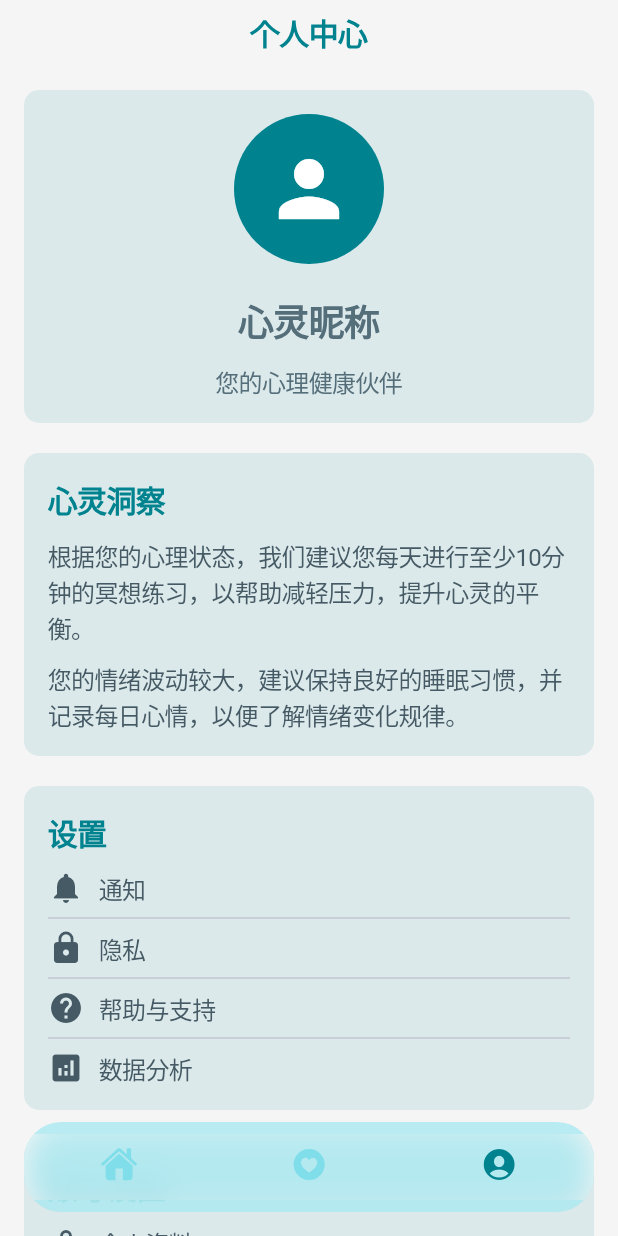
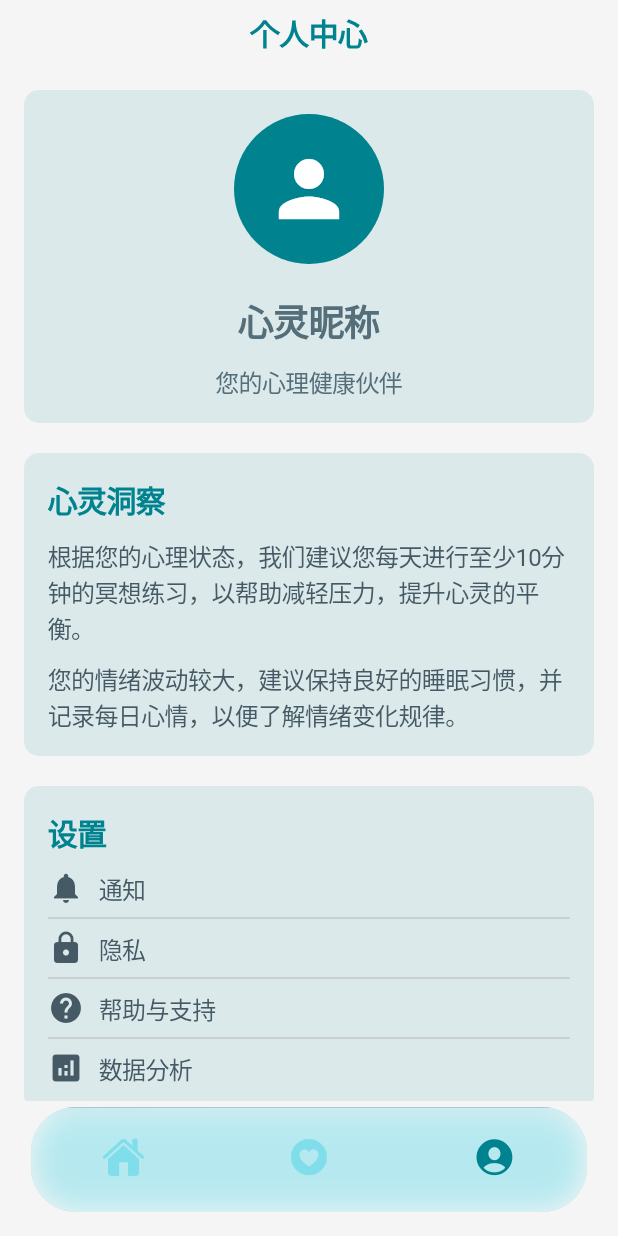
Before and after one commit to 12mimo/-, a Flutter app: the screen it shows after launch, item 3 of the bottom bar chosen, on a phone screen of 412 x 824 dp. Run offline on Flutter 3.47's test engine with Material 3 defaults, Android fonts, the phone set to English and light mode, and no system bars.

Commit message:
优化底部tabbar样式

```diff
--- a/lib/main.dart
+++ b/lib/main.dart
@@ -54,52 +54,46 @@ class CupertinoStoreHomePageState extends State<CupertinoStoreHomePage> {
       backgroundColor: isDarkMode ? const Color(0xFF263238) : const Color(0xFFE0F7FA),
       child: Stack(
         children: [
-          // 添加选中的页面
-          pages[_selectedIndex],
+          pages[_selectedIndex],  // 选中的页面
 
           Align(
             alignment: Alignment.bottomCenter,
             child: Padding(
-              padding: const EdgeInsets.only(bottom: 16.0, left: 16.0, right: 16.0,top: 16.0),
+              padding: const EdgeInsets.only(bottom: 16.0), // 增加底部 padding，使椭圆 TabBar 悬浮
               child: ClipRRect(
-                borderRadius: BorderRadius.circular(25.0),
+                borderRadius: BorderRadius.circular(30.0), // 使背景变为椭圆形
                 child: Container(
-                  height: 60.0, // 调整高度，使 TabBar 看起来更紧凑
+                  height: 70.0, // 设置容器高度
+                  width: MediaQuery.of(context).size.width * 0.9, // 设置宽度为屏幕的 90%
                   decoration: BoxDecoration(
                     color: isDarkMode ? const Color(0xFF37474F).withOpacity(0.9) : const Color(0xFFB2EBF2).withOpacity(0.9),
                     boxShadow: [
                       BoxShadow(
                         color: isDarkMode
                             ? CupertinoColors.black.withOpacity(0.3)
-                            : CupertinoColors.systemGrey.withOpacity(0.2),
+                            : CupertinoColors.systemGrey.withOpacity(0.3),
                         blurRadius: 15,
                         spreadRadius: 1,
-                        offset: const Offset(0, 10),
+                        offset: const Offset(0, 8),
                       ),
                     ],
                   ),
-                  child: Padding(
-                    padding: const EdgeInsets.symmetric(vertical: 8.0), // 设置上下 Padding，使内容居中
                   child: CupertinoTabBar(
-                      backgroundColor: CupertinoColors.transparent,
+                    backgroundColor: CupertinoColors.transparent, // 背景设置为透明
                     activeColor: isDarkMode ? const Color(0xFF80CBC4) : const Color(0xFF00838F),
                     inactiveColor: isDarkMode ? const Color(0xFFB0BEC5) : const Color(0xFF80DEEA),
-                      iconSize: 24.0,
+                    iconSize: 28.0, // 增大图标尺寸，提升可点击性
                     currentIndex: _selectedIndex,
                     onTap: _onTabTapped,
-                      border: null,
                     items: const [
                       BottomNavigationBarItem(
                         icon: Icon(CupertinoIcons.house_fill),
-                          // label: '主页',
                       ),
                       BottomNavigationBarItem(
                         icon: Icon(CupertinoIcons.heart_circle_fill),
-                          // label: '心灵顾问',
                       ),
                       BottomNavigationBarItem(
                         icon: Icon(CupertinoIcons.person_crop_circle_fill),
-                          // label: '个人中心',
                       ),
                     ],
                   ),
@@ -107,11 +101,8 @@ class CupertinoStoreHomePageState extends State<CupertinoStoreHomePage> {
               ),
             ),
           ),
-          ),
-
         ],
       ),
     );
-
   }
 }
--- a/lib/pages/consultant/index.dart
+++ b/lib/pages/consultant/index.dart
@@ -28,7 +28,7 @@ class VirtualConsultantPage extends StatelessWidget {
         backgroundColor: backgroundColor,
       ),
       child: Padding(
-        padding: const EdgeInsets.only(bottom: 65.0),
+        padding: const EdgeInsets.only(bottom: 90.0),
         child: SingleChildScrollView(
           padding: const EdgeInsets.all(16.0),
           child: Column(
--- a/lib/pages/index/index.dart
+++ b/lib/pages/index/index.dart
@@ -14,12 +14,14 @@ class _HomePageState extends State<HomePage> {
     final brightness = MediaQuery.of(context).platformBrightness;
     final isDarkMode = brightness == Brightness.dark;
     final primaryColor = isDarkMode ? Color(0xFF80CBC4) : Color(0xFF00838F);
-    final backgroundColor = isDarkMode ? const Color(0xFF37474F) : const Color(0xFFF5F5F5);
+    final backgroundColor =
+        isDarkMode ? const Color(0xFF37474F) : const Color(0xFFF5F5F5);
     final textColor = isDarkMode ? Color(0xFFCFD8DC) : Color(0xFF546E7A);
     final contentColor = isDarkMode ? Color(0xFFB0BEC5) : Color(0xFF455A64);
     final cardBackgroundColor = primaryColor.withOpacity(0.1);
 
     return CupertinoPageScaffold(
+      backgroundColor: backgroundColor,
       navigationBar: CupertinoNavigationBar(
         middle: Text(
           '心理健康助手',
@@ -32,10 +34,13 @@ class _HomePageState extends State<HomePage> {
         backgroundColor: backgroundColor,
       ),
       child: SafeArea(
+        child: Padding(
+          padding: const EdgeInsets.only(bottom: 90.0),
           child: Container(
             color: backgroundColor,
             child: ListView(
-            padding: const EdgeInsets.only(left: 16.0, right: 16.0, top: 16.0, bottom: 76.0),
+              padding: const EdgeInsets.only(
+                  left: 16.0, right: 16.0, top: 16.0, bottom: 16.0),
               children: [
                 _buildCard(
                   title: '今日心理提示',
@@ -54,12 +59,16 @@ class _HomePageState extends State<HomePage> {
                   contentColor: contentColor,
                 ),
                 const SizedBox(height: 20),
-              _buildMentalHealthKnowledgeSection(primaryColor, textColor, contentColor, primaryColor),
+                _buildMentalHealthKnowledgeSection(
+                    primaryColor, textColor, contentColor, primaryColor),
                 const SizedBox(height: 20),
-              _buildGratitudeJournalSection(primaryColor, textColor, contentColor, primaryColor),
+                _buildGratitudeJournalSection(
+                    primaryColor, textColor, contentColor, primaryColor),
                 const SizedBox(height: 20),
-              _buildPsychologicalTestsSection(primaryColor, textColor, contentColor, primaryColor),
+                _buildPsychologicalTestsSection(
+                    primaryColor, textColor, contentColor, primaryColor),
               ],
+            ),
           ),
         ),
       ),
@@ -103,7 +112,8 @@ class _HomePageState extends State<HomePage> {
   }
 
   // 心理知识部分
-  Widget _buildMentalHealthKnowledgeSection(Color primaryColor, Color titleColor, Color contentColor, Color titleBackgroundColor) {
+  Widget _buildMentalHealthKnowledgeSection(Color primaryColor,
+      Color titleColor, Color contentColor, Color titleBackgroundColor) {
     return Container(
       padding: const EdgeInsets.all(16.0),
       decoration: _buildBoxDecoration(primaryColor, opacity: 0.1),
@@ -132,7 +142,8 @@ class _HomePageState extends State<HomePage> {
   }
 
   // 感恩日记部分
-  Widget _buildGratitudeJournalSection(Color primaryColor, Color titleColor, Color contentColor, Color titleBackgroundColor) {
+  Widget _buildGratitudeJournalSection(Color primaryColor, Color titleColor,
+      Color contentColor, Color titleBackgroundColor) {
     return Container(
       padding: const EdgeInsets.all(16.0),
       decoration: _buildBoxDecoration(primaryColor, opacity: 0.1),
@@ -161,7 +172,8 @@ class _HomePageState extends State<HomePage> {
   }
 
   // 心理测试模块
-  Widget _buildPsychologicalTestsSection(Color primaryColor, Color titleColor, Color contentColor, Color titleBackgroundColor) {
+  Widget _buildPsychologicalTestsSection(Color primaryColor, Color titleColor,
+      Color contentColor, Color titleBackgroundColor) {
     return Container(
       padding: const EdgeInsets.all(16.0),
       decoration: _buildBoxDecoration(primaryColor, opacity: 0.1),
--- a/lib/pages/personal/profile.dart
+++ b/lib/pages/personal/profile.dart
@@ -10,10 +10,14 @@ class ProfilePage extends StatelessWidget {
   Widget build(BuildContext context) {
     final brightness = MediaQuery.of(context).platformBrightness;
     final isDarkMode = brightness == Brightness.dark;
-    final primaryColor = isDarkMode ? const Color(0xFF80CBC4) : const Color(0xFF00838F);
-    final backgroundColor = isDarkMode ? const Color(0xFF37474F) : const Color(0xFFF5F5F5);
-    final textColor = isDarkMode ? const Color(0xFFCFD8DC) : const Color(0xFF546E7A);
-    final contentColor = isDarkMode ? const Color(0xFFB0BEC5) : const Color(0xFF455A64);
+    final primaryColor =
+        isDarkMode ? const Color(0xFF80CBC4) : const Color(0xFF00838F);
+    final backgroundColor =
+        isDarkMode ? const Color(0xFF37474F) : const Color(0xFFF5F5F5);
+    final textColor =
+        isDarkMode ? const Color(0xFFCFD8DC) : const Color(0xFF546E7A);
+    final contentColor =
+        isDarkMode ? const Color(0xFFB0BEC5) : const Color(0xFF455A64);
     final cardBackgroundColor = primaryColor.withOpacity(0.1);
 
     return CupertinoPageScaffold(
@@ -29,22 +33,28 @@ class ProfilePage extends StatelessWidget {
         ),
         backgroundColor: backgroundColor,
       ),
+      child: Padding(
+        padding: const EdgeInsets.only(bottom: 90.0),
         child: ListView(
           padding: const EdgeInsets.all(16),
           children: [
-          _buildFullWidthSection(_buildProfileHeaderSection(primaryColor, textColor, cardBackgroundColor)),
+            _buildFullWidthSection(_buildProfileHeaderSection(
+                primaryColor, textColor, cardBackgroundColor)),
             const SizedBox(height: 20),
-          _buildFullWidthSection(_buildInsightsSection(primaryColor, contentColor, cardBackgroundColor)),
+            _buildFullWidthSection(_buildInsightsSection(
+                primaryColor, contentColor, cardBackgroundColor)),
             const SizedBox(height: 20),
-          _buildFullWidthSection(_buildSettingsSection(primaryColor, contentColor, cardBackgroundColor)),
+            _buildFullWidthSection(_buildSettingsSection(
+                primaryColor, contentColor, cardBackgroundColor)),
             const SizedBox(height: 20),
-          _buildFullWidthSection(_buildAccountSection(primaryColor, contentColor, cardBackgroundColor)),
+            _buildFullWidthSection(_buildAccountSection(
+                primaryColor, contentColor, cardBackgroundColor)),
             const SizedBox(height: 20),
             _buildLoginButton(context, primaryColor), // 增加登录按钮
             const SizedBox(height: 20),
             _buildFooterSection(contentColor), // 将版权和备案号放在底部，并使其可以滚动
-          const SizedBox(height: 60), // 保留底部60的安全距离
           ],
+        ),
       ),
     );
   }
@@ -56,7 +66,8 @@ class ProfilePage extends StatelessWidget {
     );
   }
 
-  Widget _buildProfileHeaderSection(Color primaryColor, Color textColor, Color cardBackgroundColor) {
+  Widget _buildProfileHeaderSection(
+      Color primaryColor, Color textColor, Color cardBackgroundColor) {
     return Container(
       padding: const EdgeInsets.all(16),
       decoration: BoxDecoration(
@@ -78,7 +89,8 @@ class ProfilePage extends StatelessWidget {
           const SizedBox(height: 20),
           Text(
             '心灵昵称',
-            style: TextStyle(fontSize: 24, fontWeight: FontWeight.bold, color: textColor),
+            style: TextStyle(
+                fontSize: 24, fontWeight: FontWeight.bold, color: textColor),
           ),
           const SizedBox(height: 10),
           Text(
@@ -90,7 +102,8 @@ class ProfilePage extends StatelessWidget {
     );
   }
 
-  Widget _buildInsightsSection(Color primaryColor, Color contentColor, Color cardBackgroundColor) {
+  Widget _buildInsightsSection(
+      Color primaryColor, Color contentColor, Color cardBackgroundColor) {
     return Container(
       padding: const EdgeInsets.all(16),
       decoration: BoxDecoration(
@@ -102,7 +115,8 @@ class ProfilePage extends StatelessWidget {
         children: [
           Text(
             '心灵洞察',
-            style: TextStyle(fontSize: 20, fontWeight: FontWeight.bold, color: primaryColor),
+            style: TextStyle(
+                fontSize: 20, fontWeight: FontWeight.bold, color: primaryColor),
           ),
           const SizedBox(height: 10),
           Text(
@@ -119,7 +133,8 @@ class ProfilePage extends StatelessWidget {
     );
   }
 
-  Widget _buildSettingsSection(Color primaryColor, Color contentColor, Color cardBackgroundColor) {
+  Widget _buildSettingsSection(
+      Color primaryColor, Color contentColor, Color cardBackgroundColor) {
     return Container(
       padding: const EdgeInsets.all(16),
       decoration: BoxDecoration(
@@ -131,7 +146,8 @@ class ProfilePage extends StatelessWidget {
         children: [
           Text(
             '设置',
-            style: TextStyle(fontSize: 20, fontWeight: FontWeight.bold, color: primaryColor),
+            style: TextStyle(
+                fontSize: 20, fontWeight: FontWeight.bold, color: primaryColor),
           ),
           const SizedBox(height: 10),
           _buildSettingItem('通知', Icons.notifications, contentColor),
@@ -146,7 +162,8 @@ class ProfilePage extends StatelessWidget {
     );
   }
 
-  Widget _buildAccountSection(Color primaryColor, Color contentColor, Color cardBackgroundColor) {
+  Widget _buildAccountSection(
+      Color primaryColor, Color contentColor, Color cardBackgroundColor) {
     return Container(
       padding: const EdgeInsets.all(16),
       decoration: BoxDecoration(
@@ -158,7 +175,8 @@ class ProfilePage extends StatelessWidget {
         children: [
           Text(
             '账号设置',
-            style: TextStyle(fontSize: 20, fontWeight: FontWeight.bold, color: primaryColor),
+            style: TextStyle(
+                fontSize: 20, fontWeight: FontWeight.bold, color: primaryColor),
           ),
           const SizedBox(height: 10),
           _buildSettingItem('个人资料', Icons.person_outline, contentColor),
@@ -174,6 +192,7 @@ class ProfilePage extends StatelessWidget {
       ),
     );
   }
+
   Widget _buildLoginButton(BuildContext context, Color primaryColor) {
     return CupertinoButton(
       color: primaryColor,
@@ -189,18 +208,19 @@ class ProfilePage extends StatelessWidget {
 
   Widget _buildFooterSection(Color contentColor) {
     return Container(
-      padding: const EdgeInsets.only(bottom: 16, left: 16, right: 16), // 保留底部16的安全距离
+      padding: const EdgeInsets.only(bottom: 5, left: 16, right: 16),
+      // 保留底部16的安全距离
       child: Column(
         crossAxisAlignment: CrossAxisAlignment.center,
         children: [
           Text(
-            '© 2024 心灵顾问 版权所有',
+            '© 2024 上海天乙鑫科技有限公司 版权所有',
             style: TextStyle(fontSize: 14, color: contentColor),
             textAlign: TextAlign.center,
           ),
           const SizedBox(height: 5),
           Text(
-            '备案号：ICP 12345678',
+            '备案号：沪ICP备2022034017号',
             style: TextStyle(fontSize: 14, color: contentColor),
             textAlign: TextAlign.center,
           ),
```
Lines whose indentation alone changed are shown as unchanged.
